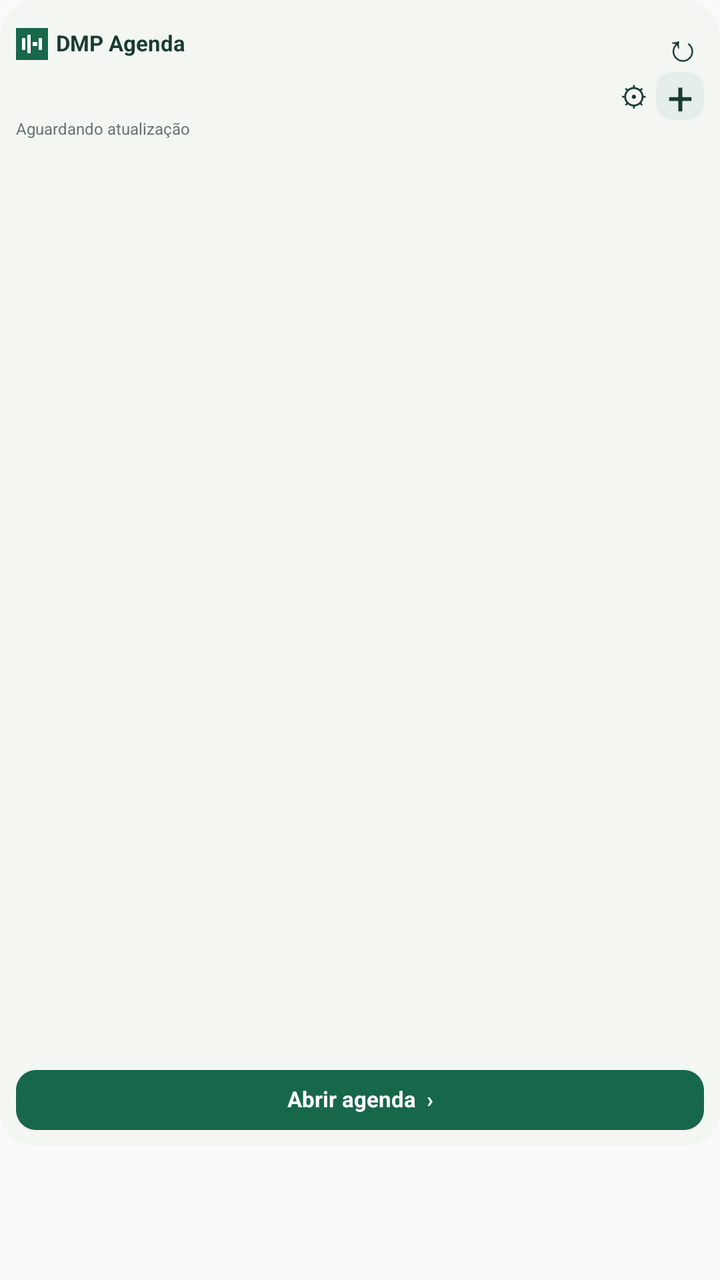
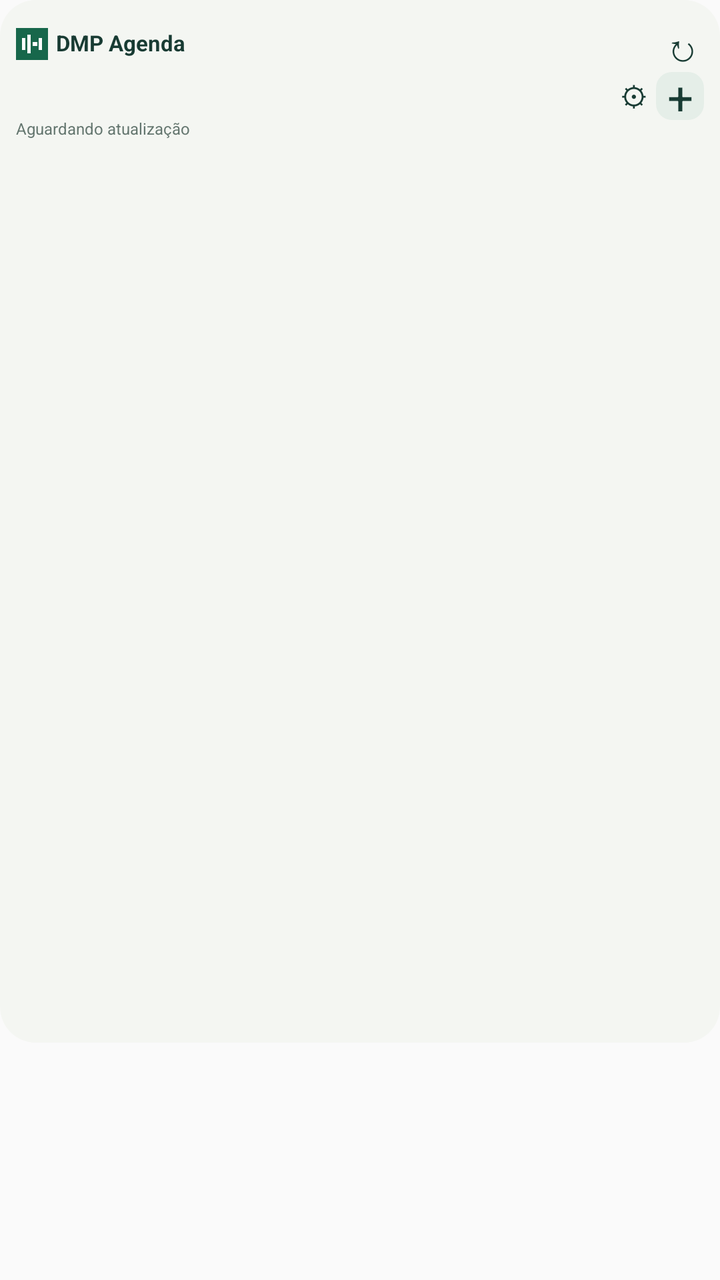

The first picture is an Android layout as it rendered before a commit; the second is the same layout after the commit. The layout source and the unified diff follow.
<!-- AndroidManifest.xml: application theme android:Theme.Material.Light.NoActionBar -->
<!-- res/layout/agenda_widget_legacy_440.xml -->
<FrameLayout xmlns:android="http://schemas.android.com/apk/res/android" android:id="@+id/root" android:layout_width="match_parent" android:layout_height="match_parent">
  <RelativeLayout android:id="@+id/shell" android:layout_width="match_parent" android:layout_height="wrap_content">
    <ImageView android:id="@+id/shell_bg" android:layout_width="match_parent" android:layout_height="0dp" android:scaleType="fitXY" android:contentDescription="" android:layout_alignTop="@id/content" android:layout_alignBottom="@id/content" android:src="@drawable/widget_surface" />
    <LinearLayout android:layout_width="match_parent" android:layout_height="wrap_content" android:orientation="vertical" android:padding="8dp" android:id="@+id/content">
      <LinearLayout android:layout_width="match_parent" android:layout_height="28dp" android:orientation="horizontal" android:gravity="center_vertical">
        <ImageView android:layout_width="16dp" android:layout_height="16dp" android:src="@drawable/icon" android:contentDescription="DMP" />
        <TextView android:id="@+id/header" android:layout_width="0dp" android:layout_height="wrap_content" android:text="DMP Agenda" android:textSize="11sp" android:textColor="#183B33" android:includeFontPadding="false" android:layout_weight="1" android:paddingStart="4dp" android:maxLines="1" android:ellipsize="end" android:textStyle="bold" />
        <TextView android:id="@+id/refresh" android:layout_width="22dp" android:layout_height="24dp" android:text="↻" android:textSize="19sp" android:textColor="#183B33" android:includeFontPadding="false" android:gravity="center" android:contentDescription="Atualizar" />
      </LinearLayout>
      <LinearLayout android:layout_width="match_parent" android:layout_height="24dp" android:orientation="horizontal" android:gravity="center_vertical">
        <TextView android:id="@+id/date" android:layout_width="0dp" android:layout_height="wrap_content" android:text="" android:textSize="9sp" android:includeFontPadding="false" android:layout_weight="1" android:maxLines="1" android:textColor="#5D706A" />
        <TextView android:id="@+id/settings" android:layout_width="22dp" android:layout_height="20dp" android:text="⚙" android:textSize="14sp" android:textColor="#183B33" android:includeFontPadding="false" android:gravity="center" android:contentDescription="Configurar widget" />
        <TextView android:id="@+id/add" android:layout_width="24dp" android:layout_height="24dp" android:text="+" android:textSize="23sp" android:textColor="#183B33" android:includeFontPadding="false" android:gravity="center" android:contentDescription="Adicionar compromisso" android:background="@drawable/widget_add" />
      </LinearLayout>
      <TextView android:id="@+id/updated" android:layout_width="match_parent" android:layout_height="wrap_content" android:text="Aguardando atualização" android:textSize="8sp" android:includeFontPadding="false" android:textColor="#64766F" android:paddingBottom="4dp" android:maxLines="1" />
      <ListView android:layout_width="match_parent" android:layout_height="440dp" android:id="@+id/items" android:divider="@null" android:scrollbars="vertical" android:cacheColorHint="@android:color/transparent" android:nestedScrollingEnabled="false">
</ListView>
      <TextView android:id="@+id/more" android:layout_width="match_parent" android:layout_height="wrap_content" android:text="" android:textSize="10sp" android:includeFontPadding="false" android:paddingTop="4dp" android:textColor="#386453" android:maxLines="1" />
      <TextView android:id="@+id/agenda" android:layout_width="match_parent" android:layout_height="30dp" android:text="Abrir agenda  ›" android:textSize="11sp" android:includeFontPadding="false" android:background="@drawable/widget_button" android:textColor="#FFFFFF" android:gravity="center" android:textStyle="bold" android:layout_marginTop="6dp" />
    </LinearLayout>
  </RelativeLayout>
</FrameLayout>
<!-- resources referenced by this layout -->
<resources>
  <!-- drawable icon (drawable) -->
  <vector xmlns:android="http://schemas.android.com/apk/res/android" android:width="48dp" android:height="48dp" android:viewportWidth="48" android:viewportHeight="48"><path android:fillColor="#17674B" android:pathData="M0,0h48v48h-48z"/><path android:fillColor="#FFFFFF" android:pathData="M9,15h5v18h-5zM17,10h5v28h-5zM25,21h7v6h-7zM34,15h5v18h-5z"/></vector>
  <!-- drawable widget_add (drawable) -->
  <shape xmlns:android="http://schemas.android.com/apk/res/android" android:shape="rectangle"><solid android:color="#E5EEE8"/><corners android:radius="8dp"/></shape>
  <!-- drawable widget_button (drawable) -->
  <shape xmlns:android="http://schemas.android.com/apk/res/android" android:shape="rectangle"><solid android:color="#17674B"/><corners android:radius="10dp"/></shape>
  <!-- drawable widget_surface (drawable) -->
  <shape xmlns:android="http://schemas.android.com/apk/res/android" android:shape="rectangle"><solid android:color="#F4F6F2"/><corners android:radius="18dp"/></shape>
</resources>

<!-- the commit's change to res/layout/agenda_widget_legacy_440.xml (unified diff, before → after) -->
@@ -15,8 +15,6 @@
       <TextView android:id="@+id/updated" android:layout_width="match_parent" android:layout_height="wrap_content" android:text="Aguardando atualização" android:textSize="8sp" android:includeFontPadding="false" android:textColor="#64766F" android:paddingBottom="4dp" android:maxLines="1" />
       <ListView android:layout_width="match_parent" android:layout_height="440dp" android:id="@+id/items" android:divider="@null" android:scrollbars="vertical" android:cacheColorHint="@android:color/transparent" android:nestedScrollingEnabled="false">
 </ListView>
-      <TextView android:id="@+id/more" android:layout_width="match_parent" android:layout_height="wrap_content" android:text="" android:textSize="10sp" android:includeFontPadding="false" android:paddingTop="4dp" android:textColor="#386453" android:maxLines="1" />
-      <TextView android:id="@+id/agenda" android:layout_width="match_parent" android:layout_height="30dp" android:text="Abrir agenda  ›" android:textSize="11sp" android:includeFontPadding="false" android:background="@drawable/widget_button" android:textColor="#FFFFFF" android:gravity="center" android:textStyle="bold" android:layout_marginTop="6dp" />
     </LinearLayout>
   </RelativeLayout>
 </FrameLayout>
<!-- resource entries referenced after the edit -->
@@ -4,8 +4,6 @@
   <vector xmlns:android="http://schemas.android.com/apk/res/android" android:width="48dp" android:height="48dp" android:viewportWidth="48" android:viewportHeight="48"><path android:fillColor="#17674B" android:pathData="M0,0h48v48h-48z"/><path android:fillColor="#FFFFFF" android:pathData="M9,15h5v18h-5zM17,10h5v28h-5zM25,21h7v6h-7zM34,15h5v18h-5z"/></vector>
   <!-- drawable widget_add (drawable) -->
   <shape xmlns:android="http://schemas.android.com/apk/res/android" android:shape="rectangle"><solid android:color="#E5EEE8"/><corners android:radius="8dp"/></shape>
-  <!-- drawable widget_button (drawable) -->
-  <shape xmlns:android="http://schemas.android.com/apk/res/android" android:shape="rectangle"><solid android:color="#17674B"/><corners android:radius="10dp"/></shape>
   <!-- drawable widget_surface (drawable) -->
   <shape xmlns:android="http://schemas.android.com/apk/res/android" android:shape="rectangle"><solid android:color="#F4F6F2"/><corners android:radius="18dp"/></shape>
 </resources>
